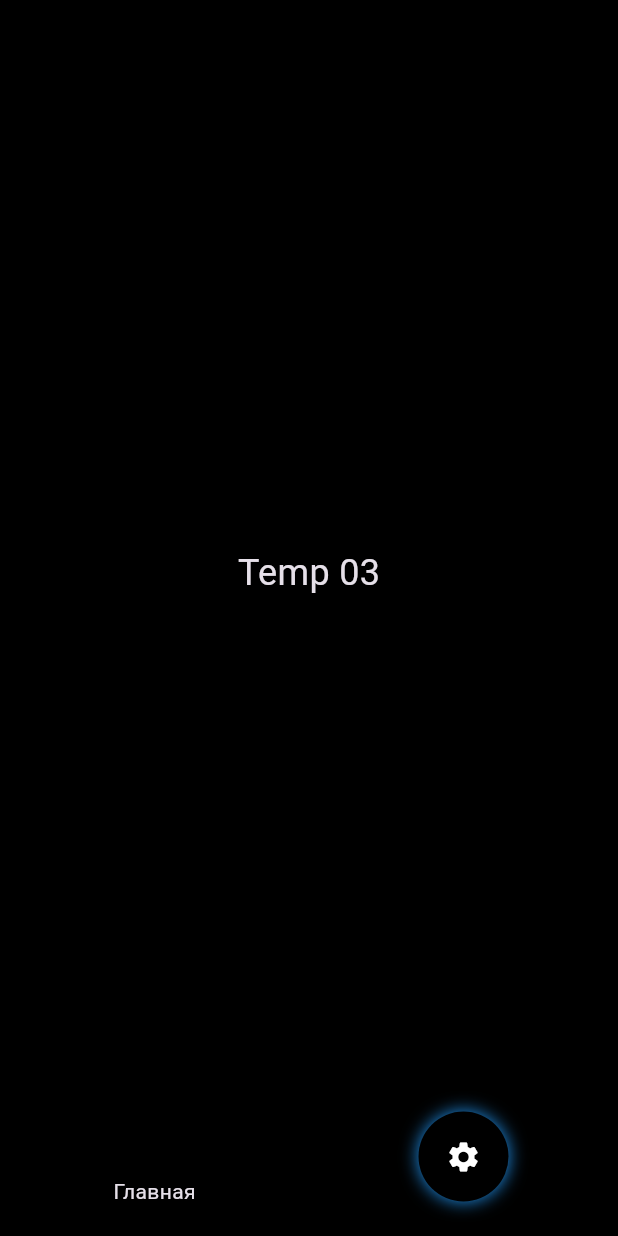
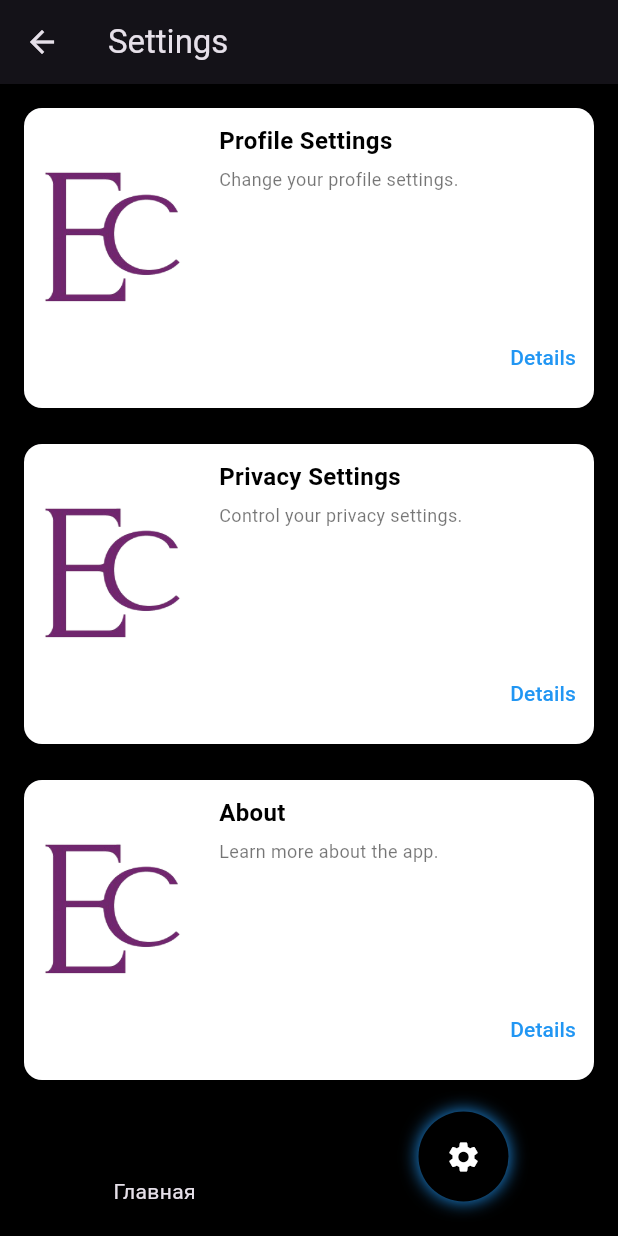
Before and after one commit to TheMusoftware/EncryptEd, a Flutter app: the HomeScreen screen opened by its route, item 2 of the bottom bar chosen, on a phone screen of 412 x 824 dp. Run offline on Flutter 3.47's test engine with Material 3 defaults, Android fonts, the light colour scheme and no system bars; drawn by our look-alikes of circle_nav_bar; our stand-ins replace google_fonts.

Commit message:
settings.dart and settingsCard.dart created

```diff
--- a/lib/screens/home_screen.dart
+++ b/lib/screens/home_screen.dart
@@ -1,4 +1,5 @@
 import 'package:encrypt_ed/screens/ciphers.dart';
+import 'package:encrypt_ed/screens/settings.dart';
 import 'package:flutter/material.dart';
 import 'package:circle_nav_bar/circle_nav_bar.dart';
 
@@ -14,7 +15,7 @@ class _HomeScreenState extends State<HomeScreen> {
 
   final List<Widget> _pages = [
     const Ciphers(),
-    const Center(child: Text('Temp 03', style: TextStyle(fontSize: 24))),
+    const SettingsScreen(),
   ];
 
   @override
--- /dev/null
+++ b/lib/screens/settings.dart
@@ -0,0 +1,46 @@
+import 'package:encrypt_ed/widgets/settingsCard.dart';
+import 'package:flutter/material.dart';
+
+class SettingsScreen extends StatelessWidget {
+  const SettingsScreen({super.key});
+
+  @override
+  Widget build(BuildContext context) {
+    return Scaffold(
+      appBar: AppBar(
+        title: const Text('Settings'),
+      ),
+      body: Padding(
+        padding: const EdgeInsets.all(16.0),
+        child: ListView(
+          children: [
+            SettingCard(
+              imagePath: 'assets/logo.png',
+              title: 'Profile Settings',
+              description: 'Change your profile settings.',
+              onTap: () {},
+            ),
+            const SizedBox(height: 12),
+
+            // Privacy Settings
+            SettingCard(
+              imagePath: 'assets/logo.png',
+              title: 'Privacy Settings',
+              description: 'Control your privacy settings.',
+              onTap: () {},
+            ),
+            const SizedBox(height: 12),
+
+            // About
+            SettingCard(
+              imagePath: 'assets/logo.png',
+              title: 'About',
+              description: 'Learn more about the app.',
+              onTap: () {},
+            ),
+          ],
+        ),
+      ),
+    );
+  }
+}
--- /dev/null
+++ b/lib/widgets/settingsCard.dart
@@ -0,0 +1,92 @@
+import 'package:flutter/material.dart';
+
+class SettingCard extends StatelessWidget {
+  final String imagePath;
+  final String title;
+  final String description;
+  final VoidCallback onTap;
+
+  const SettingCard({
+    required this.imagePath,
+    required this.title,
+    required this.description,
+    required this.onTap,
+    super.key,
+  });
+
+  @override
+  Widget build(BuildContext context) {
+    return Container(
+      margin: const EdgeInsets.only(bottom: 12.0),
+      child: Material(
+        elevation: 3.0,
+        borderRadius: BorderRadius.circular(12.0),
+        child: InkWell(
+          onTap: onTap,
+          borderRadius: BorderRadius.circular(12.0),
+          child: ClipRRect(
+            borderRadius: BorderRadius.circular(12.0),
+            child: Container(
+              height: 200,
+              color: Colors.white,
+              child: Row(
+                children: [
+                  ClipRRect(
+                    borderRadius: BorderRadius.circular(12.0),
+                    child: Image.asset(
+                      imagePath,
+                      width: 120,
+                      height: 200,
+                      fit: BoxFit.cover,
+                    ),
+                  ),
+                  const SizedBox(width: 10),
+                  Expanded(
+                    child: Padding(
+                      padding: const EdgeInsets.symmetric(vertical: 10.0),
+                      child: Column(
+                        crossAxisAlignment: CrossAxisAlignment.start,
+                        children: [
+                          Text(
+                            title,
+                            style: const TextStyle(
+                              fontSize: 16,
+                              fontWeight: FontWeight.bold,
+                              color: Colors.black,
+                            ),
+                          ),
+                          const SizedBox(height: 6),
+                          Text(
+                            description,
+                            style: const TextStyle(
+                              fontSize: 12,
+                              color: Colors.black54,
+                            ),
+                          ),
+                          const Spacer(),
+                          Align(
+                            alignment: Alignment.bottomRight,
+                            child: TextButton(
+                              onPressed: onTap,
+                              child: const Text(
+                                'Details',
+                                style: TextStyle(
+                                  fontSize: 14,
+                                  color: Colors.blue,
+                                ),
+                              ),
+                            ),
+                          ),
+                        ],
+                      ),
+                    ),
+                  ),
+                ],
+              ),
+            ),
+          ),
+        ),
+      ),
+    );
+  }
+}
```
